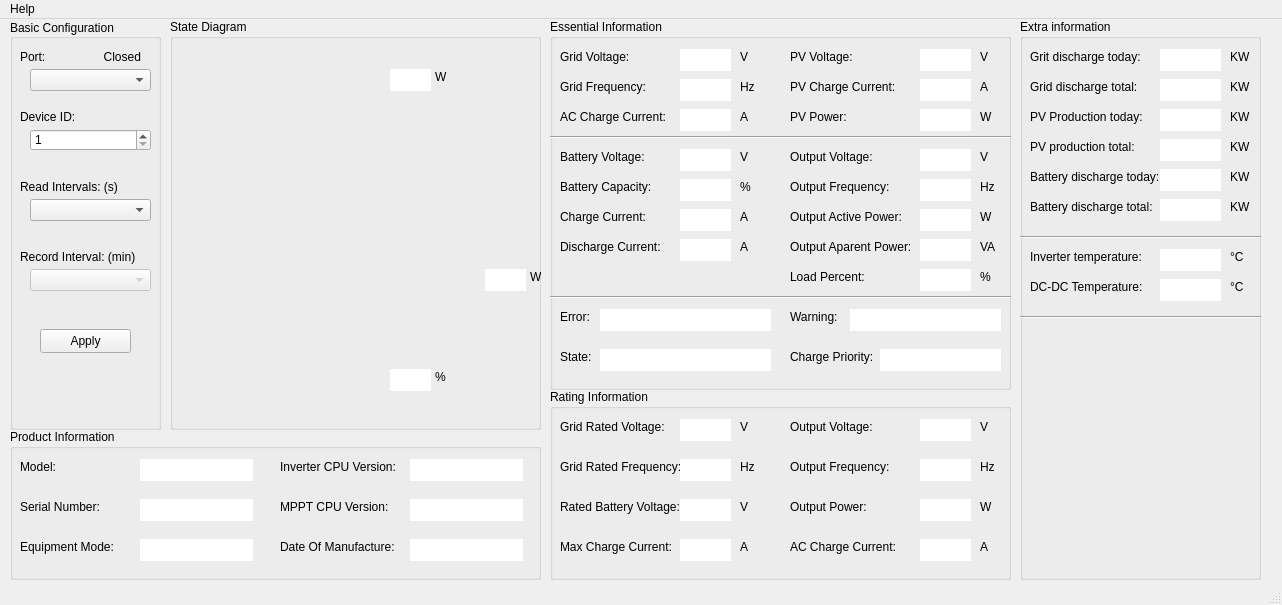
The window that GrowattMonitorUi/mainwindow.ui (MorgothCreator/GrowattMonitorUi) describes before a commit, drawn with Qt 5.
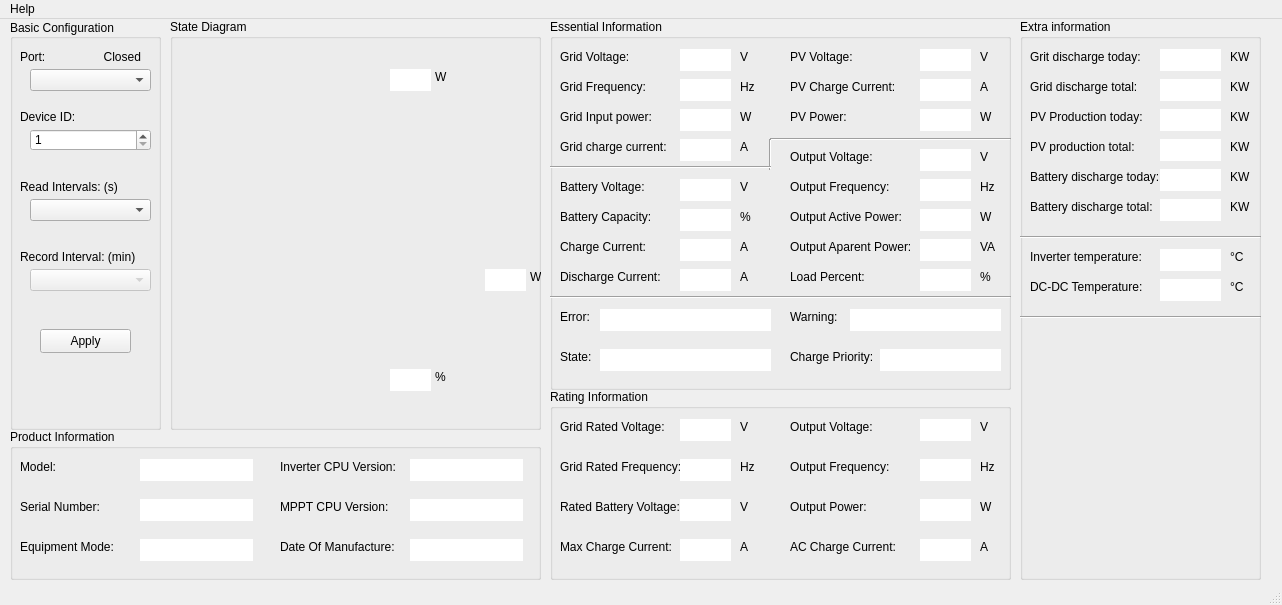
The same window after the commit. Icons and pictures are not drawn.

Commit message:
Fix Grid input power...
Fix Grid input power
Fix Grid charge current
Fix Battery discharge indicator when inverter is in bypass

What changed in the file:
```diff
--- a/GrowattMonitorUi/mainwindow.ui
+++ b/GrowattMonitorUi/mainwindow.ui
@@ -483,7 +483,7 @@
       </rect>
      </property>
      <property name="text">
-      <string>AC Charge Current:</string>
+      <string>Grid Input power:</string>
      </property>
     </widget>
     <widget class="QLabel" name="label_14">
@@ -522,7 +522,7 @@
       </rect>
      </property>
      <property name="text">
-      <string>A</string>
+      <string>W</string>
      </property>
     </widget>
     <widget class="QLabel" name="label_17">
@@ -663,10 +663,10 @@
     <widget class="Line" name="line">
      <property name="geometry">
       <rect>
-       <x>0</x>
+       <x>220</x>
        <y>110</y>
-       <width>461</width>
-       <height>16</height>
+       <width>241</width>
+       <height>20</height>
       </rect>
      </property>
      <property name="orientation">
@@ -677,7 +677,7 @@
      <property name="geometry">
       <rect>
        <x>10</x>
-       <y>130</y>
+       <y>160</y>
        <width>111</width>
        <height>16</height>
       </rect>
@@ -690,7 +690,7 @@
      <property name="geometry">
       <rect>
        <x>130</x>
-       <y>130</y>
+       <y>160</y>
        <width>51</width>
        <height>22</height>
       </rect>
@@ -709,7 +709,7 @@
      <property name="geometry">
       <rect>
        <x>130</x>
-       <y>160</y>
+       <y>190</y>
        <width>51</width>
        <height>22</height>
       </rect>
@@ -728,7 +728,7 @@
      <property name="geometry">
       <rect>
        <x>130</x>
-       <y>190</y>
+       <y>220</y>
        <width>51</width>
        <height>22</height>
       </rect>
@@ -747,7 +747,7 @@
      <property name="geometry">
       <rect>
        <x>10</x>
-       <y>160</y>
+       <y>190</y>
        <width>111</width>
        <height>16</height>
       </rect>
@@ -760,7 +760,7 @@
      <property name="geometry">
       <rect>
        <x>130</x>
-       <y>220</y>
+       <y>250</y>
        <width>51</width>
        <height>22</height>
       </rect>
@@ -779,7 +779,7 @@
      <property name="geometry">
       <rect>
        <x>10</x>
-       <y>190</y>
+       <y>220</y>
        <width>111</width>
        <height>16</height>
       </rect>
@@ -792,7 +792,7 @@
      <property name="geometry">
       <rect>
        <x>10</x>
-       <y>220</y>
+       <y>250</y>
        <width>111</width>
        <height>16</height>
       </rect>
@@ -805,7 +805,7 @@
      <property name="geometry">
       <rect>
        <x>190</x>
-       <y>130</y>
+       <y>160</y>
        <width>16</width>
        <height>16</height>
       </rect>
@@ -818,7 +818,7 @@
      <property name="geometry">
       <rect>
        <x>190</x>
-       <y>160</y>
+       <y>190</y>
        <width>16</width>
        <height>16</height>
       </rect>
@@ -831,7 +831,7 @@
      <property name="geometry">
       <rect>
        <x>190</x>
-       <y>190</y>
+       <y>220</y>
        <width>16</width>
        <height>16</height>
       </rect>
@@ -844,7 +844,7 @@
      <property name="geometry">
       <rect>
        <x>190</x>
-       <y>220</y>
+       <y>250</y>
        <width>16</width>
        <height>16</height>
       </rect>
@@ -1207,6 +1207,77 @@
       <bool>true</bool>
      </property>
     </widget>
+    <widget class="Line" name="line_3">
+     <property name="geometry">
+      <rect>
+       <x>210</x>
+       <y>120</y>
+       <width>20</width>
+       <height>31</height>
+      </rect>
+     </property>
+     <property name="orientation">
+      <enum>Qt::Vertical</enum>
+     </property>
+    </widget>
+    <widget class="Line" name="line_6">
+     <property name="geometry">
+      <rect>
+       <x>0</x>
+       <y>140</y>
+       <width>221</width>
+       <height>16</height>
+      </rect>
+     </property>
+     <property name="orientation">
+      <enum>Qt::Horizontal</enum>
+     </property>
+    </widget>
+    <widget class="QLabel" name="label_80">
+     <property name="geometry">
+      <rect>
+       <x>10</x>
+       <y>120</y>
+       <width>111</width>
+       <height>16</height>
+      </rect>
+     </property>
+     <property name="text">
+      <string>Grid charge current:</string>
+     </property>
+    </widget>
+    <widget class="QLineEdit" name="lineEditGridChargeCurrent">
+     <property name="geometry">
+      <rect>
+       <x>130</x>
+       <y>120</y>
+       <width>51</width>
+       <height>22</height>
+      </rect>
+     </property>
+     <property name="frame">
+      <bool>false</bool>
+     </property>
+     <property name="alignment">
+      <set>Qt::AlignRight|Qt::AlignTrailing|Qt::AlignVCenter</set>
+     </property>
+     <property name="readOnly">
+      <bool>true</bool>
+     </property>
+    </widget>
+    <widget class="QLabel" name="label_81">
+     <property name="geometry">
+      <rect>
+       <x>190</x>
+       <y>120</y>
+       <width>16</width>
+       <height>16</height>
+      </rect>
+     </property>
+     <property name="text">
+      <string>A</string>
+     </property>
+    </widget>
    </widget>
    <widget class="QGroupBox" name="groupBoxRatingInformation">
     <property name="geometry">
```
Left out of the diff: 4 changed lines with no effect on the pictures. The commit also changes 3 other files.
